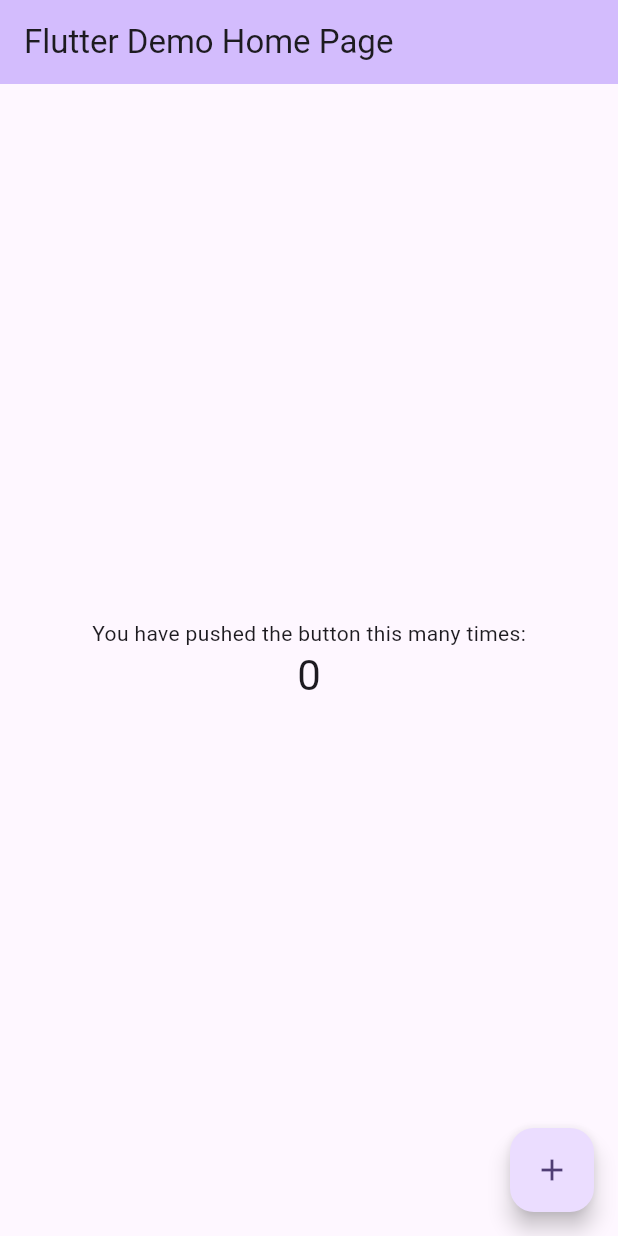
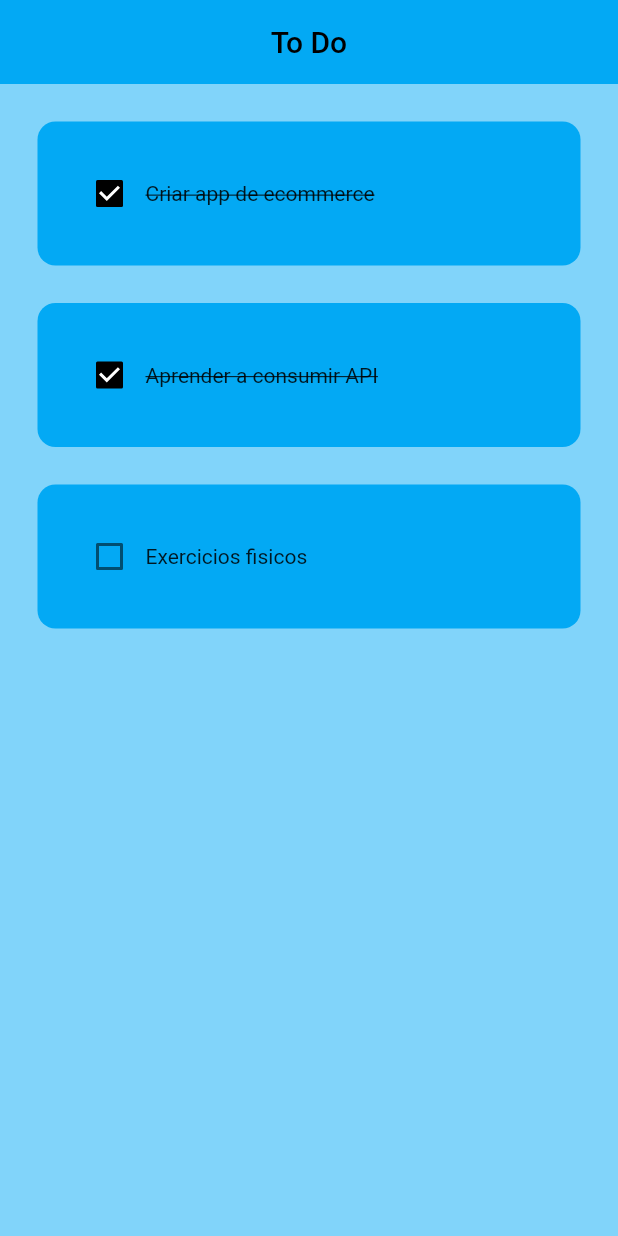
Before and after one commit to bmotadev/todoapp, a Flutter app: the screen it shows after launch, on a phone screen of 412 x 824 dp. Run offline on Flutter 3.47's test engine with Material 2 defaults, Android fonts, the phone set to English and light mode, and no system bars.

Commit message:
:sparkles: feat: Adiciona Bloco de Tarefas - Possivel marcar/desmarcar tarefas concluidas

```diff
--- a/lib/main.dart
+++ b/lib/main.dart
@@ -1,4 +1,6 @@
 import 'package:flutter/material.dart';
+
+import 'pages/home_page.dart';
 
 void main() {
   runApp(const MyApp());
@@ -7,119 +9,12 @@ void main() {
 class MyApp extends StatelessWidget {
   const MyApp({super.key});
 
-  // This widget is the root of your application.
   @override
   Widget build(BuildContext context) {
     return MaterialApp(
-      title: 'Flutter Demo',
-      theme: ThemeData(
-        // This is the theme of your application.
-        //
-        // TRY THIS: Try running your application with "flutter run". You'll see
-        // the application has a blue toolbar. Then, without quitting the app,
-        // try changing the seedColor in the colorScheme below to Colors.green
-        // and then invoke "hot reload" (save your changes or press the "hot
-        // reload" button in a Flutter-supported IDE, or press "r" if you used
-        // the command line to start the app).
-        //
-        // Notice that the counter didn't reset back to zero; the application
-        // state is not lost during the reload. To reset the state, use hot
-        // restart instead.
-        //
-        // This works for code too, not just values: Most code changes can be
-        // tested with just a hot reload.
-        colorScheme: ColorScheme.fromSeed(seedColor: Colors.deepPurple),
-        useMaterial3: true,
-      ),
-      home: const MyHomePage(title: 'Flutter Demo Home Page'),
+      debugShowCheckedModeBanner: false, // desabilita o modo de debug
+      home: HomePage(),
+      theme: ThemeData(primarySwatch: Colors.lightBlue),
     );
   }
 }
-
-class MyHomePage extends StatefulWidget {
-  const MyHomePage({super.key, required this.title});
-
-  // This widget is the home page of your application. It is stateful, meaning
-  // that it has a State object (defined below) that contains fields that affect
-  // how it looks.
-
-  // This class is the configuration for the state. It holds the values (in this
-  // case the title) provided by the parent (in this case the App widget) and
-  // used by the build method of the State. Fields in a Widget subclass are
-  // always marked "final".
-
-  final String title;
-
-  @override
-  State<MyHomePage> createState() => _MyHomePageState();
-}
-
-class _MyHomePageState extends State<MyHomePage> {
-  int _counter = 0;
-
-  void _incrementCounter() {
-    setState(() {
-      // This call to setState tells the Flutter framework that something has
-      // changed in this State, which causes it to rerun the build method below
-      // so that the display can reflect the updated values. If we changed
-      // _counter without calling setState(), then the build method would not be
-      // called again, and so nothing would appear to happen.
-      _counter++;
-    });
-  }
-
-  @override
-  Widget build(BuildContext context) {
-    // This method is rerun every time setState is called, for instance as done
-    // by the _incrementCounter method above.
-    //
-    // The Flutter framework has been optimized to make rerunning build methods
-    // fast, so that you can just rebuild anything that needs updating rather
-    // than having to individually change instances of widgets.
-    return Scaffold(
-      appBar: AppBar(
-        // TRY THIS: Try changing the color here to a specific color (to
-        // Colors.amber, perhaps?) and trigger a hot reload to see the AppBar
-        // change color while the other colors stay the same.
-        backgroundColor: Theme.of(context).colorScheme.inversePrimary,
-        // Here we take the value from the MyHomePage object that was created by
-        // the App.build method, and use it to set our appbar title.
-        title: Text(widget.title),
-      ),
-      body: Center(
-        // Center is a layout widget. It takes a single child and positions it
-        // in the middle of the parent.
-        child: Column(
-          // Column is also a layout widget. It takes a list of children and
-          // arranges them vertically. By default, it sizes itself to fit its
-          // children horizontally, and tries to be as tall as its parent.
-          //
-          // Column has various properties to control how it sizes itself and
-          // how it positions its children. Here we use mainAxisAlignment to
-          // center the children vertically; the main axis here is the vertical
-          // axis because Columns are vertical (the cross axis would be
-          // horizontal).
-          //
-          // TRY THIS: Invoke "debug painting" (choose the "Toggle Debug Paint"
-          // action in the IDE, or press "p" in the console), to see the
-          // wireframe for each widget.
-          mainAxisAlignment: MainAxisAlignment.center,
-          children: <Widget>[
-            const Text(
-              'You have pushed the button this many times:',
-            ),
-            Text(
-              '$_counter',
-              style: Theme.of(context).textTheme.headlineMedium,
-            ),
-          ],
-        ),
-      ),
-      floatingActionButton: FloatingActionButton(
-        onPressed: _incrementCounter,
-        tooltip: 'Increment',
-        child: const Icon(Icons.add),
-      ), // This trailing comma makes auto-formatting nicer for build methods.
-    );
-  }
-}
--- /dev/null
+++ b/lib/pages/home_page.dart
@@ -0,0 +1,49 @@
+import 'package:flutter/material.dart';
+
+import '../util/todo_tile.dart';
+
+class HomePage extends StatefulWidget {
+  const HomePage({super.key});
+
+  @override
+  State<HomePage> createState() => _HomePageState();
+}
+
+class _HomePageState extends State<HomePage> {
+  // lista de tarefas pra fazer
+  List todoList = [
+    ["Criar app de ecommerce", true],
+    ["Aprender a consumir API", true],
+    ["Exercicios fisicos", false]
+  ];
+
+  // checkbox foi marcada
+  void checkBoxChanged(bool? value, int index) {
+    setState(() {
+      todoList[index][1] = !todoList[index][1];
+    });
+  }
+
+  @override
+  Widget build(BuildContext context) {
+    return Scaffold(
+      backgroundColor: Colors.lightBlue[200],
+      appBar: AppBar(
+        title: Center(
+          child: Text('To Do'),
+        ),
+        elevation: 0,
+      ),
+      body: ListView.builder(
+        itemCount: todoList.length,
+        itemBuilder: (context, index) {
+          return TodoTile(
+            taskName: todoList[index][0],
+            taskCompleted: todoList[index][1],
+            onChanged: (value) => checkBoxChanged(value, index),
+          );
+        },
+      ),
+    );
+  }
+}
--- /dev/null
+++ b/lib/util/todo_tile.dart
@@ -0,0 +1,49 @@
+import 'package:flutter/material.dart';
+
+class TodoTile extends StatelessWidget {
+  final String taskName;
+  final bool taskCompleted;
+  Function(bool?)? onChanged;
+
+  // constructor
+  TodoTile({
+    super.key,
+    required this.taskName,
+    required this.taskCompleted,
+    required this.onChanged,
+  });
+
+  @override
+  Widget build(BuildContext context) {
+    return Padding(
+      padding: const EdgeInsets.only(left: 25.0, right: 25.0, top: 25.0),
+      child: Container(
+        padding: const EdgeInsets.all(24),
+        decoration: BoxDecoration(
+          color: Colors.lightBlue,
+          borderRadius: BorderRadius.circular(12),
+        ),
+        child: Row(
+          children: [
+            // checkbox
+            Checkbox(
+              value: taskCompleted,
+              onChanged: onChanged,
+              activeColor: Colors.black,
+            ),
+
+            // nome da tarefa - se a tarefa estiver marcada como completa, então fica com riscado na tarefa
+            Text(
+              taskName,
+              style: TextStyle(
+                decoration: taskCompleted
+                    ? TextDecoration.lineThrough
+                    : TextDecoration.none,
+              ),
+            ),
+          ],
+        ),
+      ),
+    );
+  }
+}
```
Also changed, not shown: 3 other files.
